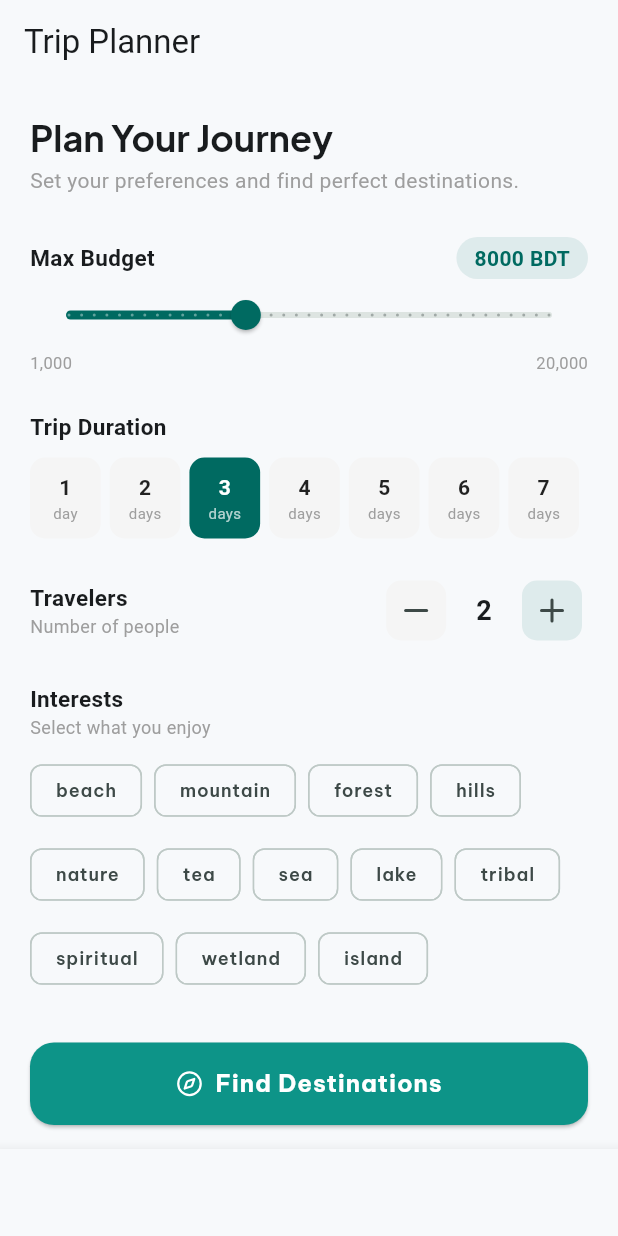
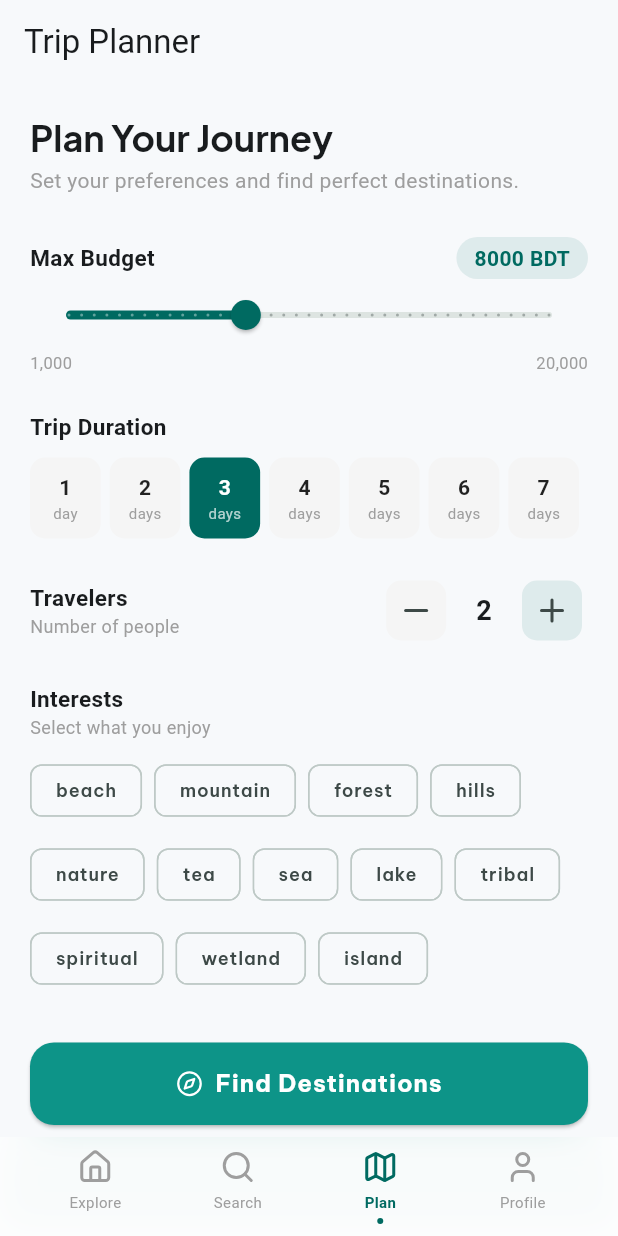
Before and after one commit to kabinh07/tourism_guide, a Flutter app: the TripPlannerScreen screen opened by its route, on a phone screen of 412 x 824 dp. Run offline on Flutter 3.47's test engine with Material 3 defaults, Android fonts, the light colour scheme and no system bars; our stand-ins replace cached_network_image, connectivity_plus, flutter_riverpod, go_router, google_fonts, hive_flutter and 4 more; accounts and stored records are empty; generated files the repository leaves out were written again; network calls fail.

Commit message:
[FIXED] design fixed

```diff
--- a/lib/app_router.dart
+++ b/lib/app_router.dart
@@ -1,5 +1,7 @@
+import 'dart:ui';
 import 'package:flutter/material.dart';
 import 'package:go_router/go_router.dart';
+import 'package:lucide_icons_flutter/lucide_icons.dart';
 import 'package:riverpod_annotation/riverpod_annotation.dart';
 
 import 'screens/home_screen.dart';
@@ -93,30 +95,110 @@ class AppShell extends StatelessWidget {
   }
 
   Widget _buildBottomNav(BuildContext context, int currentIndex) {
-    return BottomNavigationBar(
-      currentIndex: currentIndex,
-      onTap: (index) {
-        switch (index) {
-          case 0:
-            context.go('/');
-            break;
-          case 1:
-            context.go('/search');
-            break;
-          case 2:
-            context.go('/plan');
-            break;
-          case 3:
-            context.go('/profile');
-            break;
-        }
-      },
-      items: const [
-        BottomNavigationBarItem(icon: Icon(Icons.home), label: 'Explore'),
-        BottomNavigationBarItem(icon: Icon(Icons.search), label: 'Search'),
-        BottomNavigationBarItem(icon: Icon(Icons.map), label: 'Plan'),
-        BottomNavigationBarItem(icon: Icon(Icons.person), label: 'Profile'),
-      ],
+    return ClipRRect(
+      child: BackdropFilter(
+        filter: ImageFilter.blur(sigmaX: 12, sigmaY: 12),
+        child: Container(
+          decoration: BoxDecoration(
+            color: Colors.white.withValues(alpha: 0.8),
+            boxShadow: [
+              BoxShadow(
+                color: Theme.of(context).primaryColor.withValues(alpha: 0.1),
+                blurRadius: 20,
+                offset: const Offset(0, -4),
+              ),
+            ],
+          ),
+          child: SafeArea(
+            child: Padding(
+              padding: const EdgeInsets.symmetric(horizontal: 16, vertical: 8),
+              child: Row(
+                mainAxisAlignment: MainAxisAlignment.spaceAround,
+                children: [
+                  _NavItem(
+                    icon: LucideIcons.house,
+                    label: 'Explore',
+                    isSelected: currentIndex == 0,
+                    onTap: () => context.go('/'),
+                  ),
+                  _NavItem(
+                    icon: LucideIcons.search,
+                    label: 'Search',
+                    isSelected: currentIndex == 1,
+                    onTap: () => context.go('/search'),
+                  ),
+                  _NavItem(
+                    icon: LucideIcons.map,
+                    label: 'Plan',
+                    isSelected: currentIndex == 2,
+                    onTap: () => context.go('/plan'),
+                  ),
+                  _NavItem(
+                    icon: LucideIcons.user,
+                    label: 'Profile',
+                    isSelected: currentIndex == 3,
+                    onTap: () => context.go('/profile'),
+                  ),
+                ],
+              ),
+            ),
+          ),
+        ),
+      ),
     );
   }
 }
+
+class _NavItem extends StatelessWidget {
+  final IconData icon;
+  final String label;
+  final bool isSelected;
+  final VoidCallback onTap;
+
+  const _NavItem({
+    required this.icon,
+    required this.label,
+    required this.isSelected,
+    required this.onTap,
+  });
+
+  @override
+  Widget build(BuildContext context) {
+    final primary = Theme.of(context).primaryColor;
+    return GestureDetector(
+      onTap: onTap,
+      behavior: HitTestBehavior.opaque,
+      child: SizedBox(
+        width: 64,
+        child: Column(
+          mainAxisSize: MainAxisSize.min,
+          children: [
+            Icon(
+              icon,
+              color: isSelected ? primary : Colors.grey,
+              size: 24,
+            ),
+            const SizedBox(height: 4),
+            Text(
+              label,
+              style: TextStyle(
+                fontSize: 10,
+                color: isSelected ? primary : Colors.grey,
+                fontWeight: isSelected ? FontWeight.bold : FontWeight.normal,
+              ),
+            ),
+            const SizedBox(height: 4),
+            Container(
+              width: 4,
+              height: 4,
+              decoration: BoxDecoration(
+                color: isSelected ? primary : Colors.transparent,
+                shape: BoxShape.circle,
+              ),
+            ),
+          ],
+        ),
+      ),
+    );
+  }
+}
--- a/lib/widgets/category_chip.dart
+++ b/lib/widgets/category_chip.dart
@@ -24,7 +24,7 @@ class CategoryChip extends StatelessWidget {
           boxShadow: isActive
               ? [
                   BoxShadow(
-                    color: Theme.of(context).primaryColor.withValues(alpha: 0.3),
+                    color: Theme.of(context).primaryColor.withValues(alpha: 0.04),
                     blurRadius: 8,
                     offset: const Offset(0, 4),
                   )
```
Also changed, not shown: lib/screens/home_screen.dart (+7 -6 lines), lib/screens/place_details_screen.dart (+36 -9 lines), 2 other files.
